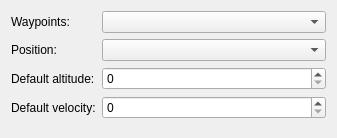
Qt form src/Plugin/src/Import/GpxImport/src/GpxImportOptionWidget.ui (till213/SkyDolly) before a commit.
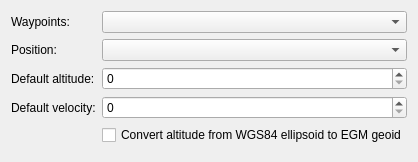
The same form after that commit.

Commit message: Move the WGS84 ellipsoid <-> EGM geoid height conversions to Convert

What changed in the file:
```diff
--- a/src/Plugin/src/Import/GpxImport/src/GpxImportOptionWidget.ui
+++ b/src/Plugin/src/Import/GpxImport/src/GpxImportOptionWidget.ui
@@ -6,8 +6,8 @@
    <rect>
     <x>0</x>
     <y>0</y>
-    <width>337</width>
-    <height>138</height>
+    <width>414</width>
+    <height>162</height>
    </rect>
   </property>
   <layout class="QFormLayout" name="formLayout">
@@ -88,6 +88,16 @@
      </property>
     </widget>
    </item>
+   <item row="4" column="1">
+    <widget class="QCheckBox" name="convertAltitudeCheckBox">
+     <property name="toolTip">
+      <string>Converts imported height above WGS84 ellipsoid to height above the earth gravity model (EGM) geoid.</string>
+     </property>
+     <property name="text">
+      <string>Convert altitude from WGS84 ellipsoid to EGM geoid</string>
+     </property>
+    </widget>
+   </item>
   </layout>
  </widget>
  <resources/>
```
Left out of the diff: 2 changed lines with no effect on the pictures. The commit also changes 27 other files.
